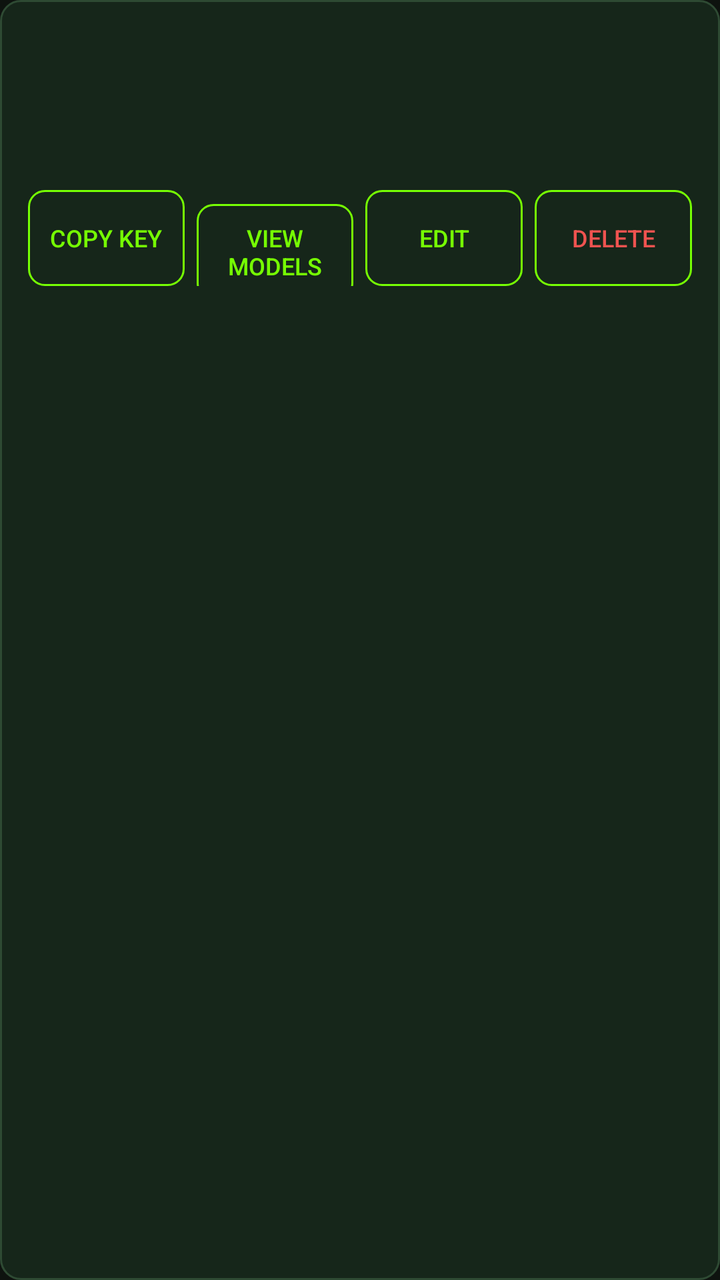
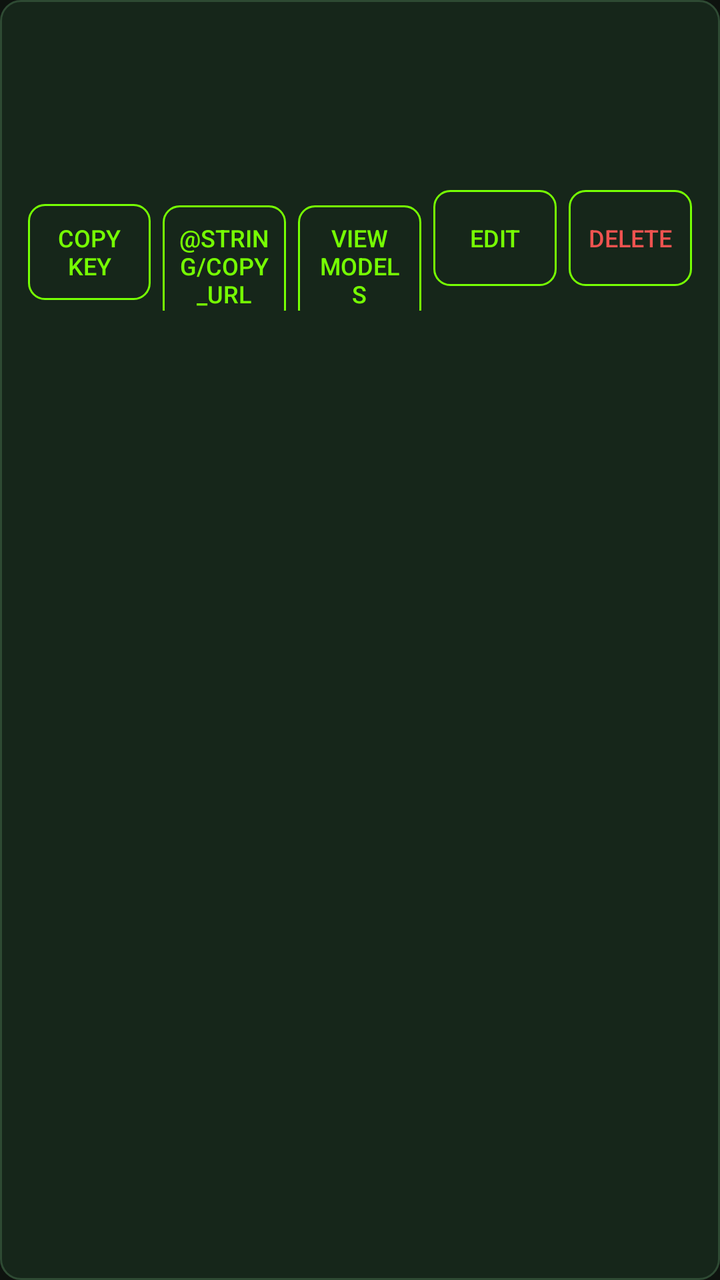

Screens rendered from an Android XML layout before and after an edit, with the pre-edit source and the edit as a unified diff.
<!-- AndroidManifest.xml: application theme Theme.KeysBook -->
<!-- res/layout/item_key.xml -->
<?xml version="1.0" encoding="utf-8"?>
<LinearLayout xmlns:android="http://schemas.android.com/apk/res/android"
    android:layout_width="match_parent"
    android:layout_height="wrap_content"
    android:layout_marginTop="8dp"
    android:orientation="vertical"
    android:background="@drawable/bg_card"
    android:padding="14dp">

    <LinearLayout
        android:layout_width="match_parent"
        android:layout_height="wrap_content"
        android:orientation="horizontal"
        android:gravity="center_vertical">

        <TextView
            android:id="@+id/provider"
            android:layout_width="0dp"
            android:layout_height="wrap_content"
            android:layout_weight="1"
            android:textSize="16sp"
            android:textStyle="bold"
            android:textColor="@color/accent" />

        <TextView
            android:id="@+id/label"
            android:layout_width="wrap_content"
            android:layout_height="wrap_content"
            android:textSize="12sp"
            android:textColor="@color/text_muted" />
    </LinearLayout>

    <TextView
        android:id="@+id/url"
        android:layout_width="match_parent"
        android:layout_height="wrap_content"
        android:layout_marginTop="4dp"
        android:textSize="12sp"
        android:textColor="@color/text_muted"
        android:maxLines="1"
        android:ellipsize="middle" />

    <TextView
        android:id="@+id/key"
        android:layout_width="match_parent"
        android:layout_height="wrap_content"
        android:layout_marginTop="8dp"
        android:fontFamily="monospace"
        android:textSize="14sp"
        android:textColor="@color/text" />

    <LinearLayout
        android:layout_width="match_parent"
        android:layout_height="wrap_content"
        android:layout_marginTop="12dp"
        android:orientation="horizontal">

        <Button
            android:id="@+id/copy"
            android:layout_width="0dp"
            android:layout_height="wrap_content"
            android:layout_weight="1"
            android:background="@drawable/bg_button_outline"
            android:padding="8dp"
            android:textSize="12sp"
            android:textColor="@color/accent"
            android:text="@string/copy_key" />

        <Button
            android:id="@+id/models"
            android:layout_width="0dp"
            android:layout_height="wrap_content"
            android:layout_weight="1"
            android:layout_marginLeft="6dp"
            android:background="@drawable/bg_button_outline"
            android:padding="8dp"
            android:textSize="12sp"
            android:textColor="@color/accent"
            android:text="@string/view_models" />

        <Button
            android:id="@+id/edit"
            android:layout_width="0dp"
            android:layout_height="wrap_content"
            android:layout_weight="1"
            android:layout_marginLeft="6dp"
            android:background="@drawable/bg_button_outline"
            android:padding="8dp"
            android:textSize="12sp"
            android:textColor="@color/accent"
            android:text="@string/edit" />

        <Button
            android:id="@+id/delete"
            android:layout_width="0dp"
            android:layout_height="wrap_content"
            android:layout_weight="1"
            android:layout_marginLeft="6dp"
            android:background="@drawable/bg_button_outline"
            android:padding="8dp"
            android:textSize="12sp"
            android:textColor="@color/danger"
            android:text="@string/delete" />
    </LinearLayout>

</LinearLayout>
<!-- resources referenced by this layout -->
<resources>
  <color name="accent">#FF76FF03</color>
  <color name="danger">#FFEF5350</color>
  <color name="text">#FFE8F5E9</color>
  <color name="text_muted">#FF9CB89C</color>
  <!-- drawable bg_button_outline (drawable) -->
  <?xml version="1.0" encoding="utf-8"?>
  <shape xmlns:android="http://schemas.android.com/apk/res/android"
      android:shape="rectangle">
      <solid android:color="#00000000" />
      <stroke android:width="1dp" android:color="@color/accent" />
      <corners android:radius="8dp" />
  </shape>
  <!-- drawable bg_card (drawable) -->
  <?xml version="1.0" encoding="utf-8"?>
  <shape xmlns:android="http://schemas.android.com/apk/res/android"
      android:shape="rectangle">
      <solid android:color="@color/card" />
      <stroke android:width="1dp" android:color="@color/stroke" />
      <corners android:radius="10dp" />
  </shape>
  <string name="copy_key">Copy key</string>
  <string name="delete">Delete</string>
  <string name="edit">Edit</string>
  <string name="view_models">View models</string>
  <style name="Theme.KeysBook" parent="android:Theme.Material">
          <item name="android:colorPrimary">@color/primary</item>
          <item name="android:colorPrimaryDark">@color/primary_dark</item>
          <item name="android:colorAccent">@color/accent</item>
          <item name="android:windowBackground">@color/bg</item>
      </style>
  <color name="card">#FF16261A</color>
  <color name="stroke">#FF2E4A33</color>
  <color name="primary">#FF1B5E20</color>
  <color name="primary_dark">#FF003300</color>
  <color name="bg">#FF0E130F</color>
</resources>

<!-- the commit's change to res/layout/item_key.xml (unified diff, before → after) -->
@@ -67,6 +67,18 @@
             android:text="@string/copy_key" />
 
         <Button
+            android:id="@+id/copy_url"
+            android:layout_width="0dp"
+            android:layout_height="wrap_content"
+            android:layout_weight="1"
+            android:layout_marginLeft="6dp"
+            android:background="@drawable/bg_button_outline"
+            android:padding="8dp"
+            android:textSize="12sp"
+            android:textColor="@color/accent"
+            android:text="@string/copy_url" />
+
+        <Button
             android:id="@+id/models"
             android:layout_width="0dp"
             android:layout_height="wrap_content"
